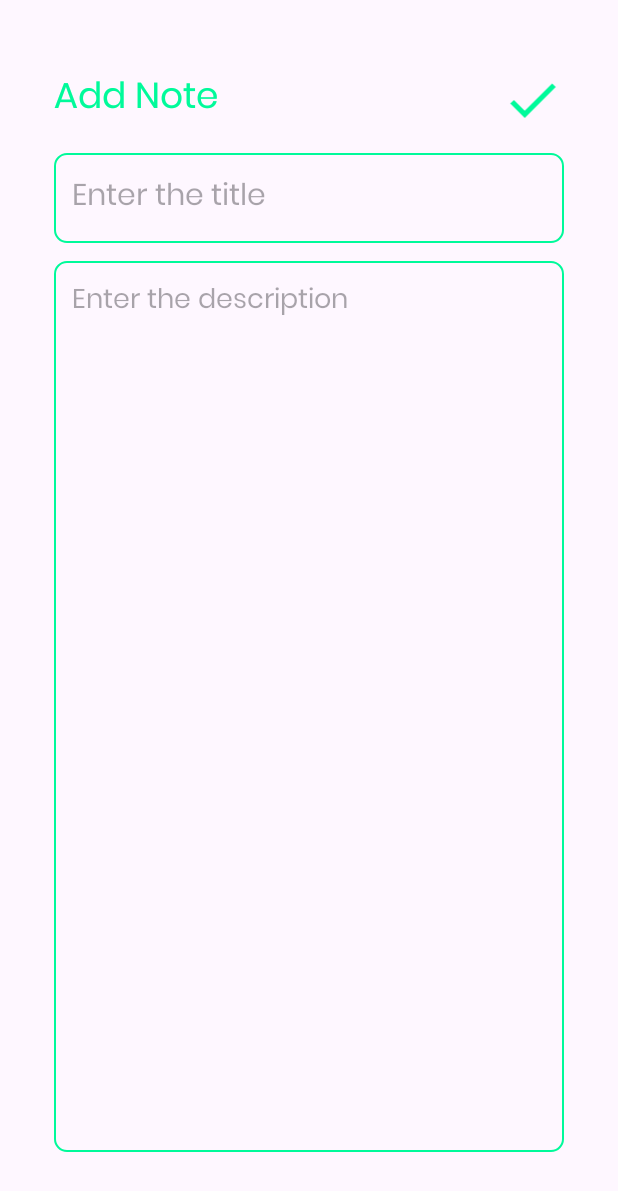
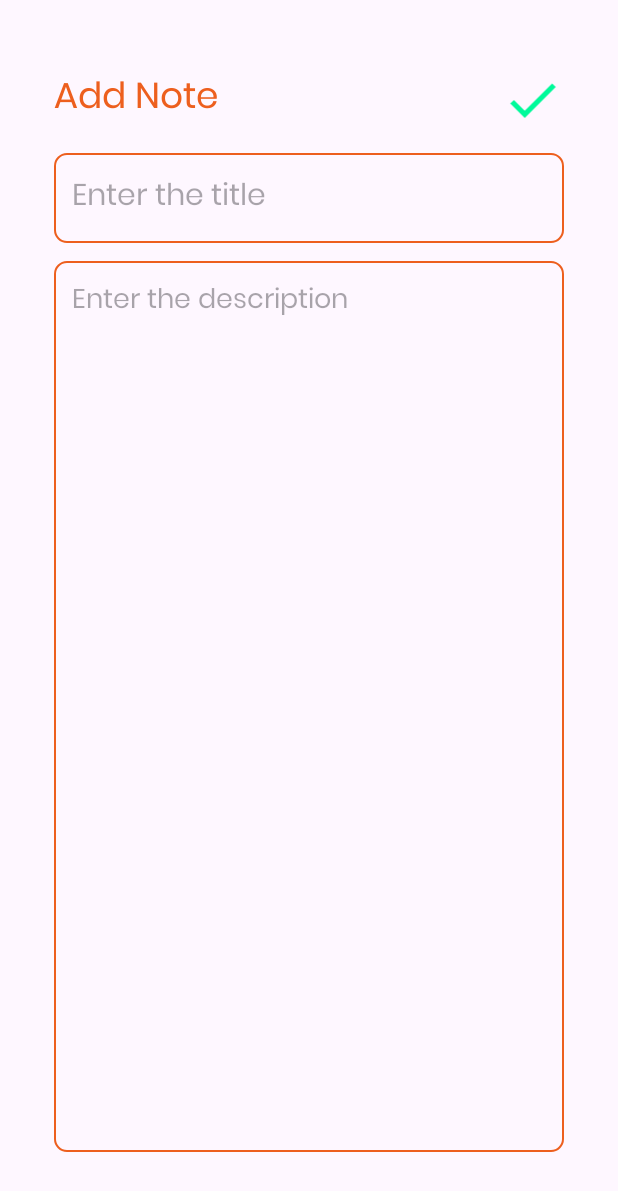
Before and after one commit to gihan12345/New-ToDo-App, an Android app: the AddNoteActivity screen opened directly, with no data from a screen before it, on a phone screen of 412 x 824 dp. Shown: the top 1191 px of the screen. Run offline under Robolectric (Android 15) with nearby library versions, the phone set to English and light mode, and no system bars.

Commit message:
Update colors.xml

```diff
--- a/app/src/main/res/values/colors.xml
+++ b/app/src/main/res/values/colors.xml
@@ -2,5 +2,5 @@
 <resources>
     <color name="black">#FF000000</color>
     <color name="white">#FFFFFFFF</color>
-    <color name="MediumSpringGreen">#00FA9A</color>
+    <color name="MediumSpringGreen">#ed5f1e</color>
 </resources>
```
